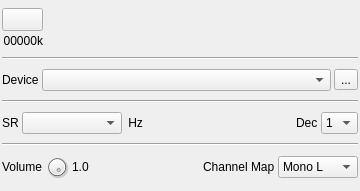
First picture: the form in plugins/samplesource/audioinput/audioinputgui.ui, repository f4exb/sdrangel, before the edit.
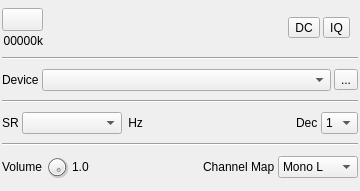
Second picture: the form after the edit. Icons and pictures are not drawn. Custom widgets are drawn as their Qt base class.

Commit message: Audio inout: added DC block and IQ imbalance

The edit to the form file:
```diff
--- a/plugins/samplesource/audioinput/audioinputgui.ui
+++ b/plugins/samplesource/audioinput/audioinputgui.ui
@@ -114,6 +114,26 @@
        </property>
       </spacer>
      </item>
+     <item>
+      <widget class="ButtonSwitch" name="dcOffset">
+       <property name="toolTip">
+        <string>Automatic DC offset removal</string>
+       </property>
+       <property name="text">
+        <string>DC</string>
+       </property>
+      </widget>
+     </item>
+     <item>
+      <widget class="ButtonSwitch" name="iqImbalance">
+       <property name="toolTip">
+        <string>Automatic IQ imbalance correction</string>
+       </property>
+       <property name="text">
+        <string>IQ</string>
+       </property>
+      </widget>
+     </item>
      <item>
       <widget class="QLabel" name="label_2">
        <property name="sizePolicy">
```
The commit also changes 16 other files.
